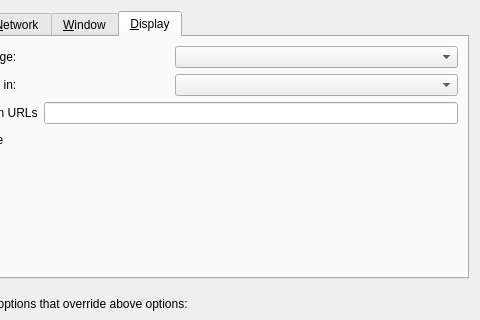
The window that src/qt/forms/optionsdialog.ui (RavenProject/Ravencoin) describes before a commit, drawn with Qt 5; both pictures show x 137 to 617 and y 0 to 320 of the 617 by 440 pixel window.
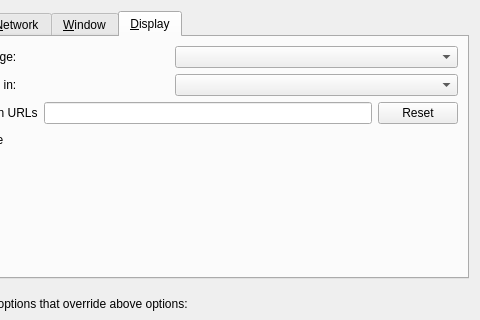
The same window after the commit. The open tabs and pages were chosen to show the change. Custom widgets are drawn as their Qt base class.

Commit message: GUI: Add out-of-the-box browsers. Can be changed and removed in options.

The edit to the form file:
```diff
--- a/src/qt/forms/optionsdialog.ui
+++ b/src/qt/forms/optionsdialog.ui
@@ -631,6 +631,13 @@
            </property>
           </widget>
          </item>
+         <item>
+          <widget class="QPushButton" name="thirdPartyTxUrlsReset">
+           <property name="text">
+            <string>Reset</string>
+           </property>
+          </widget>
+         </item>
         </layout>
        </item>
        <item>
```
Left out of the diff: 2 changed lines with no effect on the pictures. The commit also changes 4 other files.
